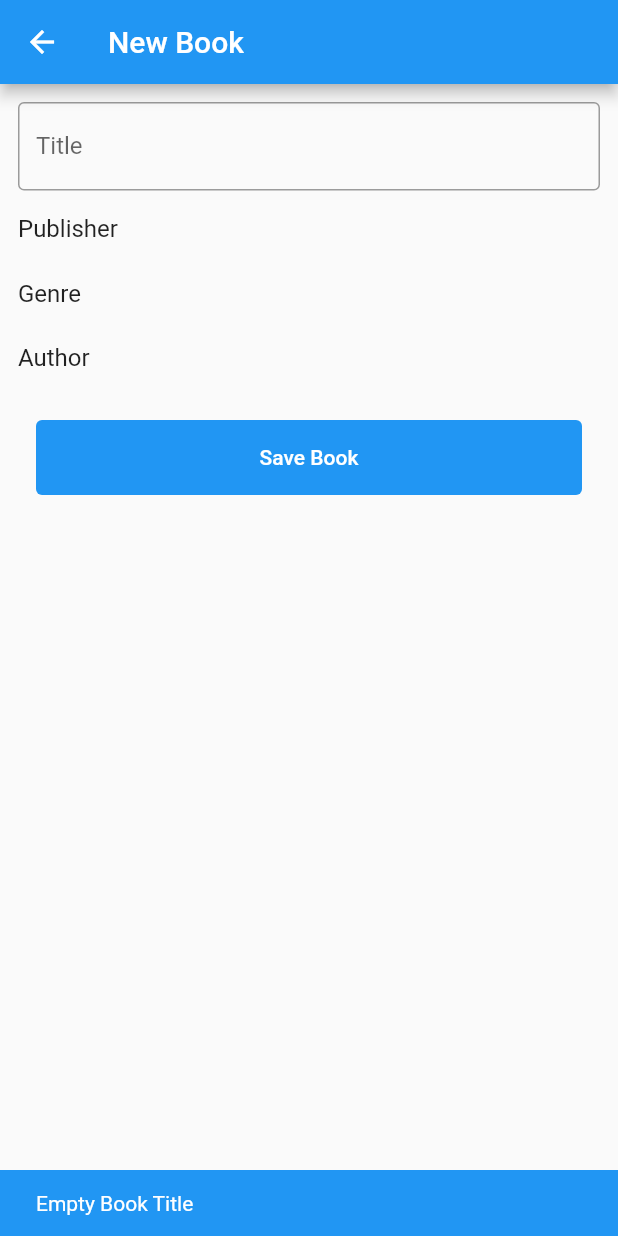
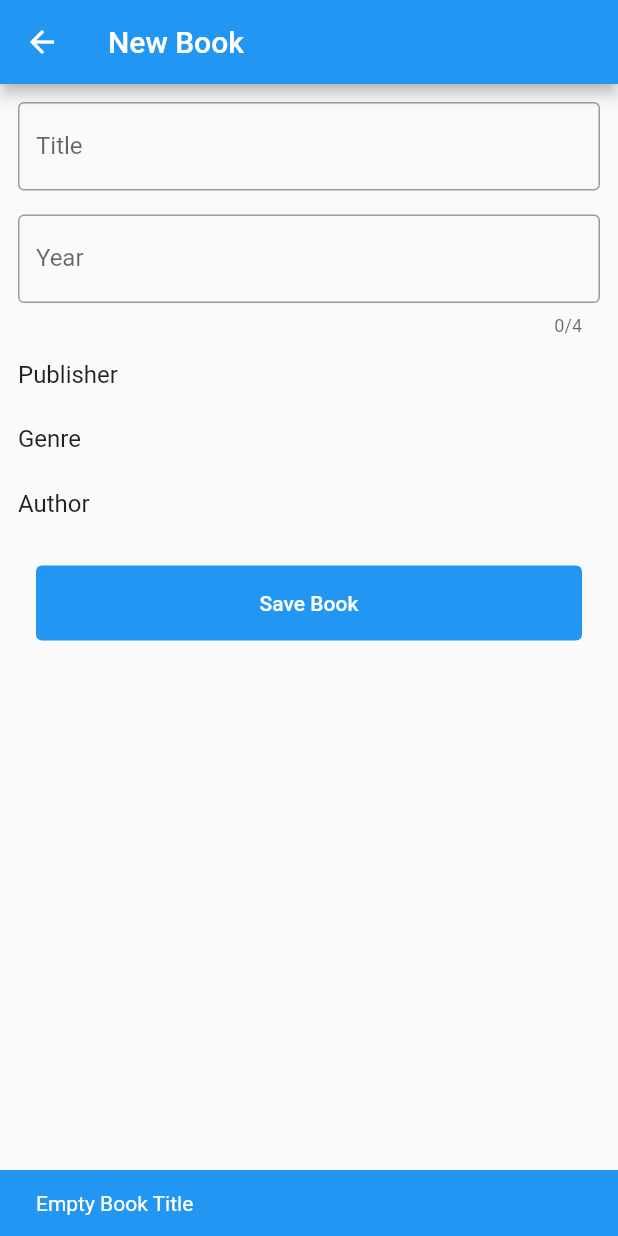
Before and after one commit to templates-back4app/flutter-associations, a Flutter app: the BookPage screen opened directly, after a tap on "Save Book", on a phone screen of 412 x 824 dp. Run offline on Flutter 3.47's test engine with Material 2 defaults, Android fonts, the phone set to English and light mode, and no system bars; our stand-ins replace parse_server_sdk_flutter; network calls fail.

Commit message:
Remove complete code

```diff
--- a/lib/main.dart
+++ b/lib/main.dart
@@ -6,8 +6,9 @@ import 'package:parse_server_sdk_flutter/parse_server_sdk.dart';
 void main() async {
   WidgetsFlutterBinding.ensureInitialized();
 
-  final keyApplicationId = 'xxxxxxxxxxxxxxxxxxxxxxxx';
-  final keyClientKey = 'xxxxxxxxxxxxxxxxxxxxxxxx';
+  final keyApplicationId = 'xxxxxxxxxxxxxxxxxxxxxxxxxxxxxxxxxxxxxxxxxx';
+  final keyClientKey = 'xxxxxxxxxxxxxxxxxxxxxxxxxxxxxxxxxxxxxxxxxx';
+
   final keyParseServerUrl = 'https://parseapi.back4app.com';
 
   await Parse().initialize(keyApplicationId, keyParseServerUrl,
@@ -260,8 +261,7 @@ class _RegistrationPageState extends State<RegistrationPage> {
 
   Future<List<ParseObject>> doListRegistration() async {
     QueryBuilder<ParseObject> queryRegistration =
-        QueryBuilder<ParseObject>(ParseObject(registrationType.className))
-          ..orderByAscending('name');
+        QueryBuilder<ParseObject>(ParseObject(registrationType.className));
     final ParseResponse apiResponse = await queryRegistration.query();
 
     if (apiResponse.success && apiResponse.results != null) {
@@ -285,6 +285,7 @@ class BookPage extends StatefulWidget {
 
 class _BookPageState extends State<BookPage> {
   final controllerTitle = TextEditingController();
+  final controllerYear = TextEditingController();
   ParseObject genre;
   ParseObject publisher;
   List<ParseObject> authors;
@@ -304,6 +305,17 @@ class _BookPageState extends State<BookPage> {
               controller: controllerTitle,
               decoration: InputDecoration(
                   labelText: 'Title', border: OutlineInputBorder()),
+            ),
+            SizedBox(
+              height: 16,
+            ),
+            TextField(
+              autocorrect: false,
+              keyboardType: TextInputType.number,
+              controller: controllerYear,
+              maxLength: 4,
+              decoration: InputDecoration(
+                  labelText: 'Year', border: OutlineInputBorder()),
             ),
             SizedBox(
               height: 16,
@@ -376,6 +388,22 @@ class _BookPageState extends State<BookPage> {
                       ..showSnackBar(SnackBar(
                         content: Text(
                           'Empty Book Title',
+                          style: TextStyle(
+                            color: Colors.white,
+                          ),
+                        ),
+                        duration: Duration(seconds: 3),
+                        backgroundColor: Colors.blue,
+                      ));
+                    return;
+                  }
+
+                  if (controllerYear.text.trim().length != 4) {
+                    ScaffoldMessenger.of(context)
+                      ..removeCurrentSnackBar()
+                      ..showSnackBar(SnackBar(
+                        content: Text(
+                          'Invalid Year',
                           style: TextStyle(
                             color: Colors.white,
                           ),
@@ -518,8 +546,7 @@ class _CheckBoxGroupWidgetState extends State<CheckBoxGroupWidget> {
   Future<List<ParseObject>> doListRegistration(
       RegistrationType registrationType) async {
     QueryBuilder<ParseObject> queryRegistration =
-        QueryBuilder<ParseObject>(ParseObject(registrationType.className))
-          ..orderByAscending('name');
+        QueryBuilder<ParseObject>(ParseObject(registrationType.className));
     final ParseResponse apiResponse = await queryRegistration.query();
 
     if (apiResponse.success && apiResponse.results != null) {
@@ -605,8 +632,7 @@ class _BookListPageState extends State<BookListPage> {
 
   Future<List<ParseObject>> getPublisherList() async {
     QueryBuilder<ParseObject> queryPublisher =
-        QueryBuilder<ParseObject>(ParseObject('Publisher'))
-          ..orderByAscending('name');
+        QueryBuilder<ParseObject>(ParseObject('Publisher'));
     final ParseResponse apiResponse = await queryPublisher.query();
 
     if (apiResponse.success && apiResponse.results != null) {
@@ -703,12 +729,15 @@ class BookDetailPage extends StatefulWidget {
 class _BookDetailPageState extends State<BookDetailPage> {
   ParseObject get book => widget.book;
 
+  bool loadedData = false;
+  bool isLoading = true;
+
   String bookTitle;
+  int bookYear;
   String bookGenre;
   String bookPublisher;
   List<String> bookAuthors;
 
-  bool isLoading = true;
   @override
   void initState() {
     super.initState();
@@ -741,10 +770,7 @@ class _BookDetailPageState extends State<BookDetailPage> {
       );
     }
 
-    if (bookTitle == null ||
-        bookGenre == null ||
-        bookPublisher == null ||
-        bookAuthors == null) {
+    if (!loadedData) {
       return Center(
           child: Text(
         'Error retrieving data ...',
@@ -756,6 +782,10 @@ class _BookDetailPageState extends State<BookDetailPage> {
       crossAxisAlignment: CrossAxisAlignment.stretch,
       children: [
         Text('Title: $bookTitle'),
+        SizedBox(
+          height: 8,
+        ),
+        Text('Year: $bookYear'),
         SizedBox(
           height: 8,
         ),
```
Also changed, not shown: 1 other file.
